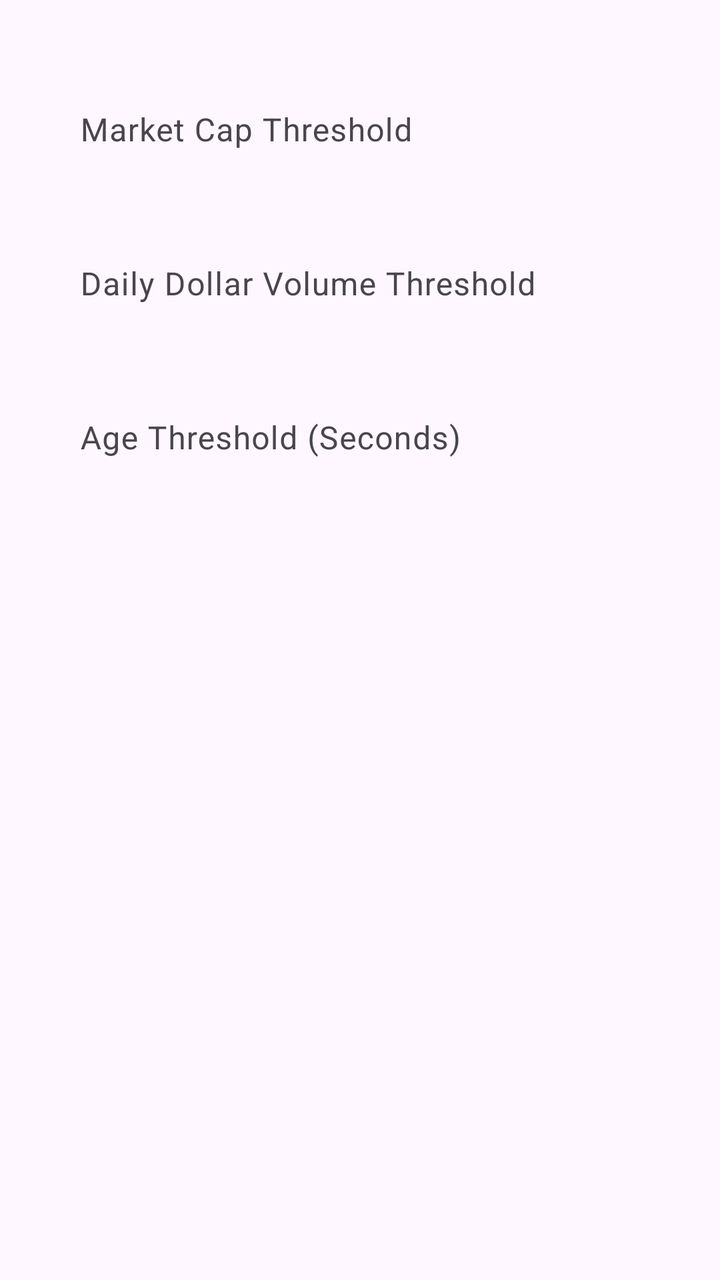
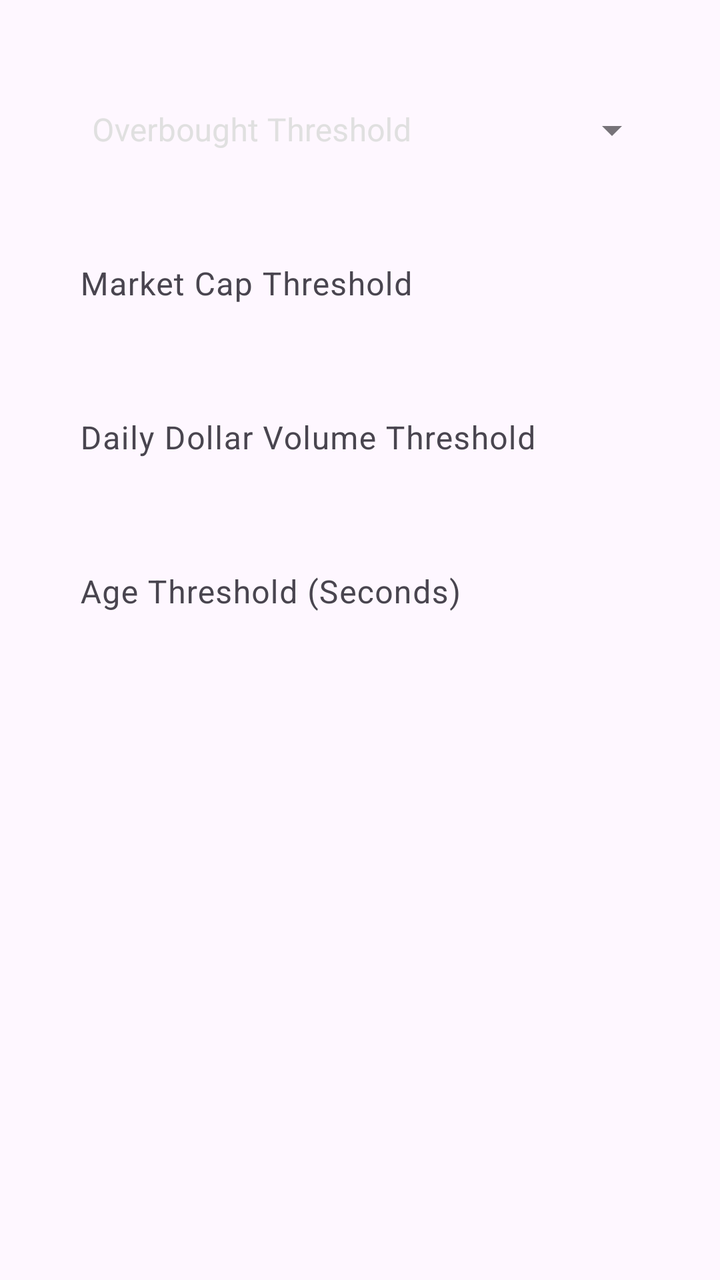

Screens rendered from an Android XML layout before and after an edit, with the pre-edit source and the edit as a unified diff.
<!-- AndroidManifest.xml: application theme Theme.Investment -->
<!-- res/layout/dialog_thresholds.xml -->
<?xml version="1.0" encoding="utf-8"?>
<LinearLayout xmlns:android="http://schemas.android.com/apk/res/android"
    xmlns:app="http://schemas.android.com/apk/res-auto"
    android:layout_width="match_parent"
    android:layout_height="wrap_content"
    android:orientation="vertical"
    android:paddingHorizontal="24dp"
    android:paddingVertical="16dp">

    <com.google.android.material.textfield.TextInputLayout
        android:layout_width="match_parent"
        android:layout_height="wrap_content"
        android:orientation="horizontal"
        android:layout_marginTop="16dp"
        app:endIconMode="clear_text">

        <com.google.android.material.textfield.TextInputEditText
            android:id="@+id/marketCapThresholdInput"
            android:layout_width="match_parent"
            android:layout_height="match_parent"
            android:hint="@string/market_cap_threshold"
            android:textColorHint="@color/off_white"
            android:textColor="@color/white"
            android:background="@color/transparent"
            android:inputType="numberDecimal"
            android:maxLines="1"
            android:paddingHorizontal="16dp"
            android:importantForAutofill="no" />

    </com.google.android.material.textfield.TextInputLayout>

    <com.google.android.material.textfield.TextInputLayout
        android:layout_width="match_parent"
        android:layout_height="wrap_content"
        android:orientation="horizontal"
        android:layout_marginTop="16dp"
        app:endIconMode="clear_text">

        <com.google.android.material.textfield.TextInputEditText
            android:id="@+id/dailyDollarVolumeThresholdInput"
            android:layout_width="match_parent"
            android:layout_height="match_parent"
            android:hint="@string/daily_dollar_volume_threshold"
            android:textColorHint="@color/off_white"
            android:textColor="@color/white"
            android:background="@color/transparent"
            android:inputType="numberDecimal"
            android:maxLines="1"
            android:paddingHorizontal="16dp"
            android:importantForAutofill="no" />

    </com.google.android.material.textfield.TextInputLayout>

    <com.google.android.material.textfield.TextInputLayout
        android:layout_width="match_parent"
        android:layout_height="wrap_content"
        android:orientation="horizontal"
        android:layout_marginTop="16dp"
        app:endIconMode="clear_text">

        <com.google.android.material.textfield.TextInputEditText
            android:id="@+id/ageInSecondsThresholdInput"
            android:layout_width="match_parent"
            android:layout_height="match_parent"
            android:hint="@string/age_in_seconds_threshold"
            android:textColorHint="@color/off_white"
            android:textColor="@color/white"
            android:background="@color/transparent"
            android:inputType="numberDecimal"
            android:maxLines="1"
            android:paddingHorizontal="16dp"
            android:importantForAutofill="no" />

    </com.google.android.material.textfield.TextInputLayout>
</LinearLayout>
<!-- resources referenced by this layout -->
<resources>
  <color name="off_white">#E0E0E0</color>
  <color name="transparent">#00000000</color>
  <color name="white">#FFF</color>
  <string name="age_in_seconds_threshold">Age Threshold (Seconds)</string>
  <string name="daily_dollar_volume_threshold">Daily Dollar Volume Threshold</string>
  <string name="market_cap_threshold">Market Cap Threshold</string>
  <style name="Theme.Investment" parent="Theme.Material3.DayNight.NoActionBar">
          
          <item name="colorPrimary">@color/white</item>
          <item name="colorPrimaryVariant">@color/black</item>
          <item name="colorOnPrimary">@color/black</item>
          
          <item name="colorSecondary">@color/white</item>
          <item name="colorSecondaryVariant">@color/black</item>
          <item name="colorOnSecondary">@color/black</item>
      </style>
  <color name="black">#000</color>
</resources>

<!-- the commit's change to res/layout/dialog_thresholds.xml (unified diff, before → after) -->
@@ -1,11 +1,38 @@
 <?xml version="1.0" encoding="utf-8"?>
 <LinearLayout xmlns:android="http://schemas.android.com/apk/res/android"
     xmlns:app="http://schemas.android.com/apk/res-auto"
+    xmlns:tools="http://schemas.android.com/tools"
     android:layout_width="match_parent"
     android:layout_height="wrap_content"
     android:orientation="vertical"
     android:paddingHorizontal="24dp"
     android:paddingVertical="16dp">
+
+    <com.google.android.material.textfield.TextInputLayout
+        android:id="@+id/textField"
+        style="@style/Widget.MaterialComponents.TextInputLayout.OutlinedBox.ExposedDropdownMenu"
+        android:layout_width="match_parent"
+        android:layout_height="wrap_content"
+        android:layout_marginTop="16dp"
+        android:layout_marginHorizontal="6dp"
+        app:layout_constraintLeft_toLeftOf="parent"
+        app:layout_constraintTop_toTopOf="parent"
+        app:layout_constraintBottom_toBottomOf="parent"
+        android:hint="@string/overbought_threshold"
+        android:textColorHint="@color/off_white">
+
+        <AutoCompleteTextView
+            android:id="@+id/overboughtThresholdTypeSpinner"
+            android:popupBackground="@drawable/spinner_background"
+            android:layout_width="match_parent"
+            android:layout_height="wrap_content"
+            android:textColor="@color/white"
+            android:background="@color/transparent"
+            android:inputType="none"
+            android:maxLines="1"
+            tools:ignore="LabelFor" />
+
+    </com.google.android.material.textfield.TextInputLayout>
 
     <com.google.android.material.textfield.TextInputLayout
         android:layout_width="match_parent"
<!-- resource entries referenced after the edit -->
@@ -3,9 +3,22 @@
   <color name="off_white">#E0E0E0</color>
   <color name="transparent">#00000000</color>
   <color name="white">#FFF</color>
+  <!-- drawable spinner_background (drawable) -->
+  <shape xmlns:android="http://schemas.android.com/apk/res/android"
+      android:shape="rectangle">
+      <corners android:radius="16dp" />
+      <padding
+          android:bottom="4dp"
+          android:top="4dp"
+          android:left="4dp"
+          android:right="4dp"/>
+      <solid android:color="@color/darker_grey" />
+      <stroke android:width="1dp" android:color="@color/dark_grey"/>
+  </shape>
   <string name="age_in_seconds_threshold">Age Threshold (Seconds)</string>
   <string name="daily_dollar_volume_threshold">Daily Dollar Volume Threshold</string>
   <string name="market_cap_threshold">Market Cap Threshold</string>
+  <string name="overbought_threshold">Overbought Threshold</string>
   <style name="Theme.Investment" parent="Theme.Material3.DayNight.NoActionBar">
           
           <item name="colorPrimary">@color/white</item>
@@ -16,6 +29,8 @@
           <item name="colorSecondaryVariant">@color/black</item>
           <item name="colorOnSecondary">@color/black</item>
       </style>
+  <color name="darker_grey">#FF101010</color>
+  <color name="dark_grey">#FF262626</color>
   <color name="black">#000</color>
 </resources>
 
